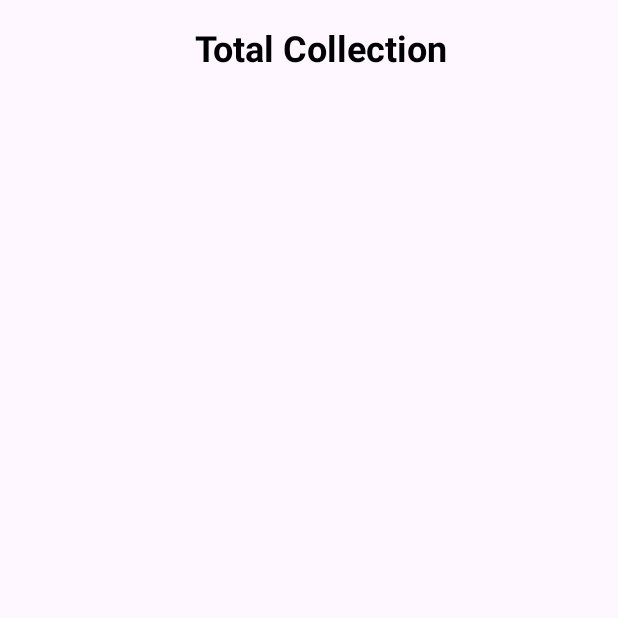
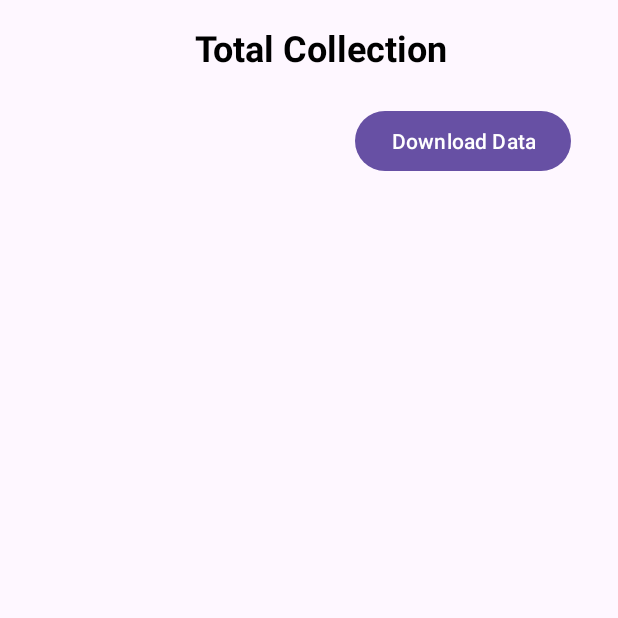
Before and after one commit to shreyasshettyb/CrowdFunding-MAD-Project, an Android app: the TotalCollection screen opened directly, with no data from a screen before it, on a phone screen of 412 x 824 dp, the top half of it. Run offline under Robolectric (Android 15) with nearby library versions, the phone set to English and light mode, and no system bars.

Commit message:
Download csv file feature added

```diff
--- a/app/src/main/AndroidManifest.xml
+++ b/app/src/main/AndroidManifest.xml
@@ -1,8 +1,11 @@
 <?xml version="1.0" encoding="utf-8"?>
 <manifest xmlns:android="http://schemas.android.com/apk/res/android"
     xmlns:tools="http://schemas.android.com/tools">
+    <uses-permission android:name="android.permission.WRITE_EXTERNAL_STORAGE" />
+
 
     <application
+        android:requestLegacyExternalStorage="true"
         android:allowBackup="true"
         android:dataExtractionRules="@xml/data_extraction_rules"
         android:fullBackupContent="@xml/backup_rules"
--- a/app/src/main/res/layout/activity_total_collection.xml
+++ b/app/src/main/res/layout/activity_total_collection.xml
@@ -31,20 +31,24 @@
         android:id="@+id/msgTextView_totalCollection"
         android:layout_width="wrap_content"
         android:layout_height="wrap_content"
+        android:layout_marginTop="20dp"
         app:layout_constraintBottom_toTopOf="@+id/swipeRefreshLayout"
         app:layout_constraintEnd_toEndOf="parent"
+        app:layout_constraintHorizontal_bias="0.498"
         app:layout_constraintStart_toStartOf="parent"
         app:layout_constraintTop_toBottomOf="@+id/toolbar"
+        app:layout_constraintVertical_bias="0.038"
         tools:ignore="NotSibling" />
 
     <ScrollView
+        android:id="@+id/scrollView2"
         android:layout_width="0dp"
         android:layout_height="0dp"
-        android:layout_marginTop="1dp"
+        android:layout_marginVertical="20dp"
         app:layout_constraintBottom_toBottomOf="parent"
         app:layout_constraintEnd_toEndOf="parent"
         app:layout_constraintStart_toStartOf="parent"
-        app:layout_constraintTop_toBottomOf="@+id/toolbar">
+        app:layout_constraintTop_toBottomOf="@+id/msgTextView_totalCollection">
 
         <LinearLayout
             android:layout_width="match_parent"
@@ -65,4 +69,14 @@
         </LinearLayout>
     </ScrollView>
 
+    <Button
+        android:id="@+id/download_totalCollection"
+        android:layout_width="wrap_content"
+        android:layout_height="wrap_content"
+        android:text="Download Data"
+        app:layout_constraintBottom_toTopOf="@+id/scrollView2"
+        app:layout_constraintEnd_toEndOf="parent"
+        app:layout_constraintStart_toEndOf="@+id/msgTextView_totalCollection"
+        app:layout_constraintTop_toBottomOf="@+id/toolbar" />
+
 </androidx.constraintlayout.widget.ConstraintLayout>
```
Also changed, not shown: app/src/main/java/com/example/crowdfunding/TotalCollection.java (+53 -0 lines), app/src/main/java/com/example/crowdfunding/TransactionDBHelper.java (+54 -0 lines).
